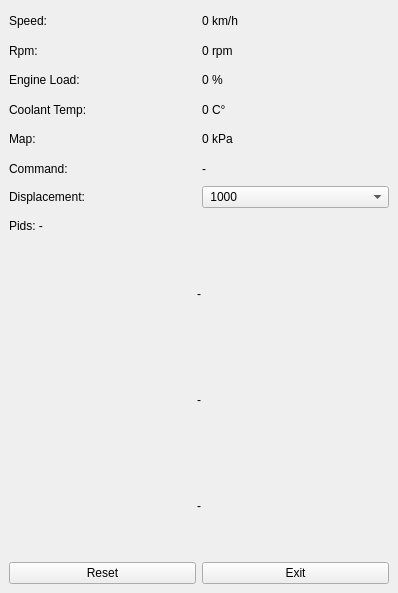
Before: the Qt Designer form obdscan.ui in takyonxxx/Elm327_Wifi_Obd2_Qt_Project, drawn with Qt 5.
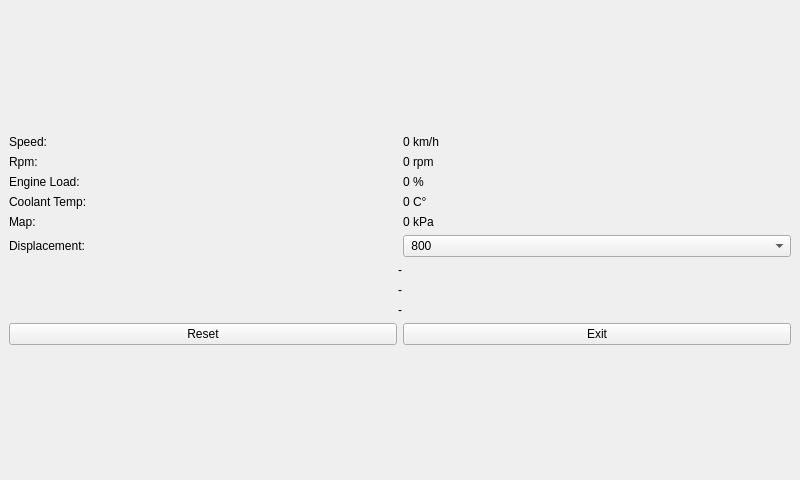
After: the same form once the commit is applied.

Diff of the .ui file:
```diff
--- a/obdscan.ui
+++ b/obdscan.ui
@@ -6,8 +6,8 @@
    <rect>
     <x>0</x>
     <y>0</y>
-    <width>398</width>
-    <height>593</height>
+    <width>800</width>
+    <height>480</height>
    </rect>
   </property>
   <property name="windowTitle">
@@ -15,8 +15,38 @@
   </property>
   <widget class="QWidget" name="centralwidget">
    <layout class="QGridLayout" name="gridLayout_2">
-    <item row="0" column="0">
+    <item row="3" column="0">
+     <widget class="QLabel" name="labelFuelConsumption">
+      <property name="maximumSize">
+       <size>
+        <width>16777215</width>
+        <height>100</height>
+       </size>
+      </property>
+      <property name="text">
+       <string>-</string>
+      </property>
+      <property name="alignment">
+       <set>Qt::AlignCenter</set>
+      </property>
+     </widget>
+    </item>
+    <item row="1" column="0">
      <layout class="QGridLayout" name="gridLayout">
+      <item row="5" column="0">
+       <widget class="QLabel" name="labelManifoldTitle">
+        <property name="text">
+         <string>Map:</string>
+        </property>
+       </widget>
+      </item>
+      <item row="4" column="1">
+       <widget class="QLabel" name="labelCoolant">
+        <property name="text">
+         <string>0 C°</string>
+        </property>
+       </widget>
+      </item>
       <item row="4" column="0">
        <widget class="QLabel" name="labelCoolantTitle">
         <property name="text">
@@ -24,18 +54,30 @@
         </property>
        </widget>
       </item>
-      <item row="7" column="0">
-       <widget class="QLabel" name="labelEngineDisplacement">
+      <item row="5" column="1">
+       <widget class="QLabel" name="labelManifold">
         <property name="text">
-         <string>Displacement:</string>
+         <string>0 kPa</string>
         </property>
        </widget>
       </item>
-      <item row="7" column="1">
+      <item row="1" column="1">
+       <widget class="QLabel" name="labelRpm">
+        <property name="text">
+         <string>0 rpm</string>
+        </property>
+       </widget>
+      </item>
+      <item row="6" column="1">
        <widget class="QComboBox" name="comboEngineDisplacement">
         <property name="currentText">
-         <string> 1000</string>
+         <string> 800</string>
         </property>
+        <item>
+         <property name="text">
+          <string> 800</string>
+         </property>
+        </item>
         <item>
          <property name="text">
           <string> 1000</string>
@@ -56,6 +98,11 @@
           <string> 2500</string>
          </property>
         </item>
+        <item>
+         <property name="text">
+          <string> 2700</string>
+         </property>
+        </item>
         <item>
          <property name="text">
           <string> 2800</string>
@@ -66,6 +113,11 @@
           <string> 3000</string>
          </property>
         </item>
+        <item>
+         <property name="text">
+          <string> 3100</string>
+         </property>
+        </item>
         <item>
          <property name="text">
           <string> 3500</string>
@@ -86,68 +138,21 @@
           <string> 5000</string>
          </property>
         </item>
-       </widget>
-      </item>
-      <item row="1" column="0">
-       <widget class="QLabel" name="labelRpmTitle">
-        <property name="text">
-         <string>Rpm:</string>
-        </property>
-       </widget>
-      </item>
-      <item row="8" column="0" colspan="2">
-       <widget class="QLabel" name="labelPids">
-        <property name="text">
-         <string>Pids: -</string>
-        </property>
-        <property name="textFormat">
-         <enum>Qt::AutoText</enum>
-        </property>
-        <property name="wordWrap">
-         <bool>true</bool>
-        </property>
-       </widget>
-      </item>
-      <item row="5" column="1">
-       <widget class="QLabel" name="labelManifold">
-        <property name="text">
-         <string>0 kPa</string>
-        </property>
-       </widget>
-      </item>
-      <item row="5" column="0">
-       <widget class="QLabel" name="labelManifoldTitle">
-        <property name="text">
-         <string>Map:</string>
-        </property>
-       </widget>
-      </item>
-      <item row="1" column="1">
-       <widget class="QLabel" name="labelRpm">
-        <property name="text">
-         <string>0 rpm</string>
-        </property>
-       </widget>
-      </item>
-      <item row="6" column="1">
-       <widget class="QLabel" name="labelStatus">
-        <property name="text">
-         <string>-</string>
-        </property>
-       </widget>
-      </item>
-      <item row="4" column="1">
-       <widget class="QLabel" name="labelCoolant">
-        <property name="text">
-         <string>0 C°</string>
-        </property>
-       </widget>
-      </item>
-      <item row="6" column="0">
-       <widget class="QLabel" name="labelStatusTitle">
-        <property name="text">
-         <string>Command:</string>
-        </property>
+        <item>
+         <property name="text">
+          <string> 5200</string>
+         </property>
+        </item>
+        <item>
+         <property name="text">
+          <string> 5600</string>
+         </property>
+        </item>
+        <item>
+         <property name="text">
+          <string> 6000</string>
+         </property>
+        </item>
        </widget>
       </item>
       <item row="2" column="1">
@@ -157,6 +162,20 @@
         </property>
        </widget>
       </item>
+      <item row="0" column="0">
+       <widget class="QLabel" name="labelSpeedTitle">
+        <property name="text">
+         <string>Speed:</string>
+        </property>
+       </widget>
+      </item>
+      <item row="6" column="0">
+       <widget class="QLabel" name="labelEngineDisplacement">
+        <property name="text">
+         <string>Displacement:</string>
+        </property>
+       </widget>
+      </item>
       <item row="2" column="0">
        <widget class="QLabel" name="labelLoadTitle">
         <property name="text">
@@ -164,6 +183,13 @@
         </property>
        </widget>
       </item>
+      <item row="1" column="0">
+       <widget class="QLabel" name="labelRpmTitle">
+        <property name="text">
+         <string>Rpm:</string>
+        </property>
+       </widget>
+      </item>
       <item row="0" column="1">
        <widget class="QLabel" name="labelSpeed">
         <property name="text">
@@ -171,64 +197,54 @@
         </property>
        </widget>
       </item>
-      <item row="0" column="0">
-       <widget class="QLabel" name="labelSpeedTitle">
-        <property name="text">
-         <string>Speed:</string>
-        </property>
-       </widget>
-      </item>
      </layout>
     </item>
-    <item row="1" column="0">
-     <widget class="QLabel" name="labelVoltage">
-      <property name="maximumSize">
-       <size>
-        <width>16777215</width>
-        <height>100</height>
-       </size>
-      </property>
-      <property name="text">
-       <string>-</string>
-      </property>
-      <property name="alignment">
-       <set>Qt::AlignCenter</set>
-      </property>
-     </widget>
-    </item>
-    <item row="2" column="0">
-     <widget class="QLabel" name="labelFuelConsumption">
-      <property name="maximumSize">
-       <size>
-        <width>16777215</width>
-        <height>100</height>
-       </size>
-      </property>
-      <property name="text">
-       <string>-</string>
-      </property>
-      <property name="alignment">
-       <set>Qt::AlignCenter</set>
-      </property>
-     </widget>
-    </item>
-    <item row="3" column="0">
-     <widget class="QLabel" name="labelFuel100">
-      <property name="maximumSize">
-       <size>
-        <width>16777215</width>
-        <height>100</height>
-       </size>
-      </property>
-      <property name="text">
-       <string>-</string>
-      </property>
-      <property name="alignment">
-       <set>Qt::AlignCenter</set>
-      </property>
-     </widget>
-    </item>
     <item row="4" column="0">
+     <widget class="QLabel" name="labelFuel100">
+      <property name="maximumSize">
+       <size>
+        <width>16777215</width>
+        <height>100</height>
+       </size>
+      </property>
+      <property name="text">
+       <string>-</string>
+      </property>
+      <property name="alignment">
+       <set>Qt::AlignCenter</set>
+      </property>
+     </widget>
+    </item>
+    <item row="2" column="0">
+     <widget class="QLabel" name="labelVoltage">
+      <property name="maximumSize">
+       <size>
+        <width>16777215</width>
+        <height>100</height>
+       </size>
+      </property>
+      <property name="text">
+       <string>-</string>
+      </property>
+      <property name="alignment">
+       <set>Qt::AlignCenter</set>
+      </property>
+     </widget>
+    </item>
+    <item row="0" column="0">
+     <spacer name="verticalSpacer">
+      <property name="orientation">
+       <enum>Qt::Vertical</enum>
+      </property>
+      <property name="sizeHint" stdset="0">
+       <size>
+        <width>20</width>
+        <height>40</height>
+       </size>
+      </property>
+     </spacer>
+    </item>
+    <item row="5" column="0">
      <layout class="QHBoxLayout" name="horizontalLayout">
       <item>
        <widget class="QPushButton" name="pushClear">
@@ -246,6 +262,19 @@
       </item>
      </layout>
     </item>
+    <item row="6" column="0">
+     <spacer name="verticalSpacer_2">
+      <property name="orientation">
+       <enum>Qt::Vertical</enum>
+      </property>
+      <property name="sizeHint" stdset="0">
+       <size>
+        <width>20</width>
+        <height>40</height>
+       </size>
+      </property>
+     </spacer>
+    </item>
    </layout>
   </widget>
   <widget class="QMenuBar" name="menubar">
@@ -253,8 +282,8 @@
     <rect>
      <x>0</x>
      <y>0</y>
-     <width>398</width>
-     <height>22</height>
+     <width>800</width>
+     <height>21</height>
     </rect>
    </property>
   </widget>
```
